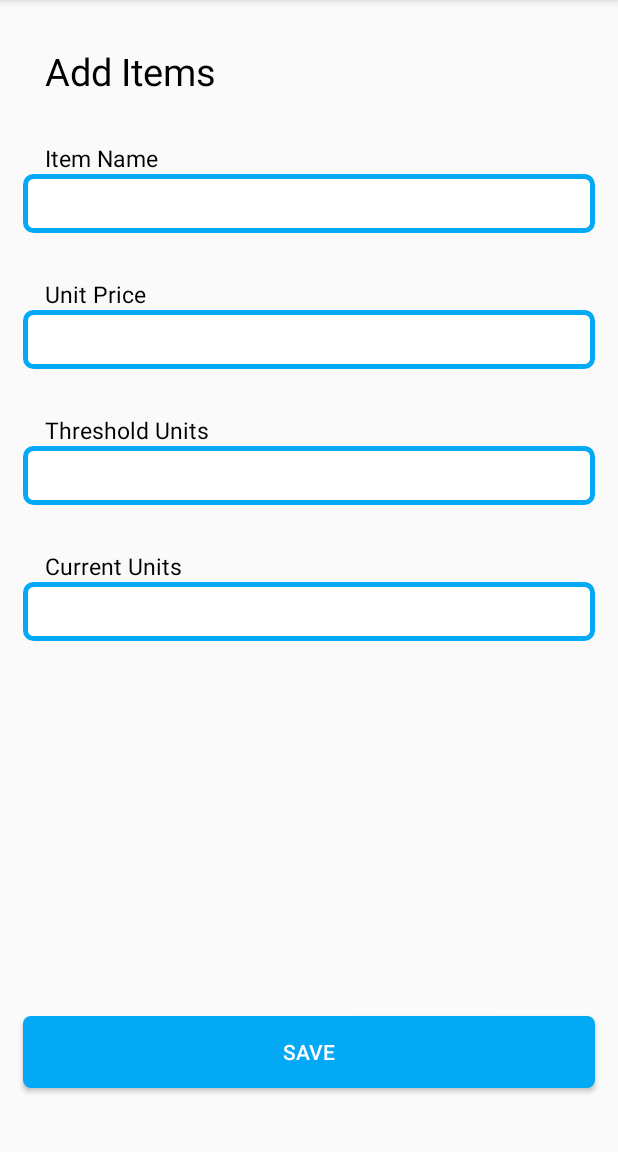
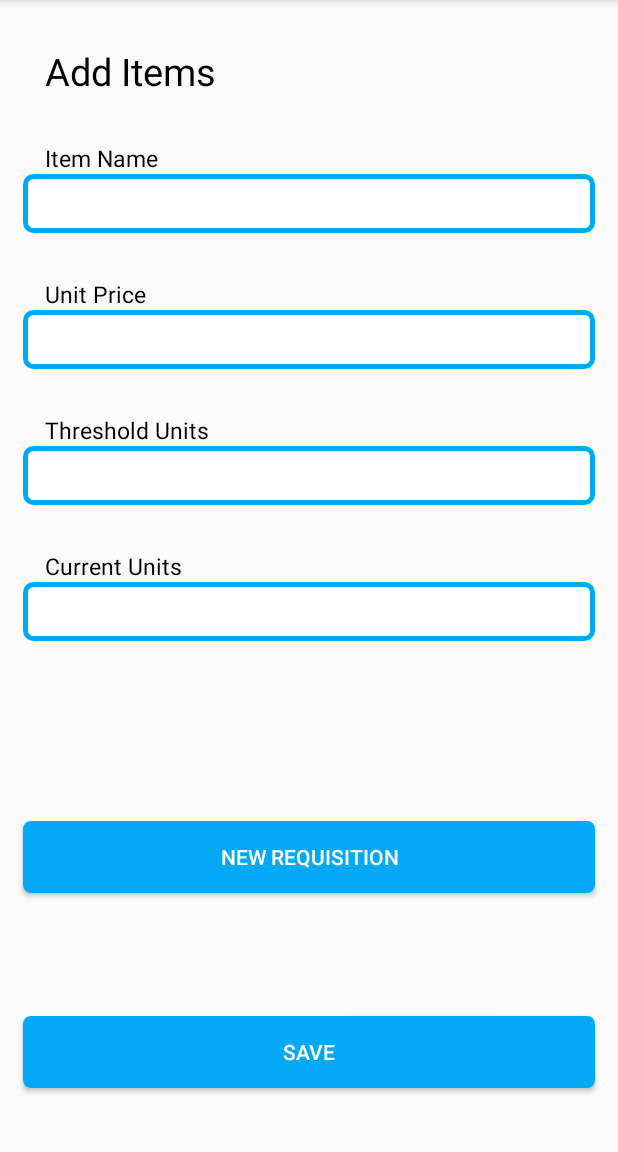
Before and after one commit to TharushiRachel/CSSE_MobileApp, an Android app: the AddItems screen opened directly, with no data from a screen before it, on a phone screen of 412 x 824 dp, the part 84-1236 px from its top. Run offline under Robolectric (Android 15) with nearby library versions, the phone set to English and light mode, and no system bars; our stand-ins replace Firebase (no records; nobody signed in at launch, a user with empty details on screens opened directly).

Commit message:
New Requsition Button created

```diff
--- a/app/build.gradle
+++ b/app/build.gradle
@@ -35,10 +35,12 @@ dependencies {
     implementation 'com.google.firebase:firebase-database:16.0.1'
     implementation 'com.google.firebase:firebase-analytics'
     implementation 'androidx.constraintlayout:constraintlayout:2.1.1'
+    implementation 'com.google.android.material:material:1.1.0'
     testImplementation 'junit:junit:4.12'
     testImplementation 'org.junit.jupiter:junit-jupiter:5.7.1'
     androidTestImplementation 'androidx.test.ext:junit:1.1.3'
     androidTestImplementation 'androidx.test.espresso:espresso-core:3.4.0'
+
 
 }
 
--- a/app/src/main/AndroidManifest.xml
+++ b/app/src/main/AndroidManifest.xml
@@ -9,7 +9,8 @@
         android:roundIcon="@mipmap/ic_launcher_round"
         android:supportsRtl="true"
         android:theme="@style/AppTheme">
-        <activity android:name=".AddOrder"></activity>
+        <activity android:name=".NewRequisition"></activity>
+        <activity android:name=".AddOrder" />
         <activity android:name=".AddItems" />
         <activity android:name=".OrderSummary" />
         <activity android:name=".VendorDetails" />
--- a/app/src/main/java/com/example/csse_mobileapp/AddItems.java
+++ b/app/src/main/java/com/example/csse_mobileapp/AddItems.java
@@ -25,7 +25,7 @@ import java.util.HashMap;
 public class AddItems extends AppCompatActivity {
 
     EditText itemName, unitPrice, thresholdUnits, currentUnits;
-    Button save;
+    Button save, newRequisition;
     private ProgressDialog loadingBar;
 
     @Override
@@ -38,6 +38,7 @@ public class AddItems extends AppCompatActivity {
         thresholdUnits = findViewById(R.id.thresholdUnit);
         currentUnits = findViewById(R.id.currentUnits);
         save = findViewById(R.id.saveItem);
+        newRequisition = (Button) findViewById(R.id.createRequisition);
         loadingBar = new ProgressDialog(this);
 
         save.setOnClickListener(new View.OnClickListener() {
--- a/app/src/main/res/layout/activity_add_items.xml
+++ b/app/src/main/res/layout/activity_add_items.xml
@@ -105,6 +105,20 @@
         />
 
     <Button
+        android:id="@+id/createRequisition"
+        android:layout_width="match_parent"
+        android:layout_height="wrap_content"
+        android:layout_below="@id/currentUnits"
+        android:layout_marginLeft="15dp"
+
+        android:layout_marginTop="120dp"
+        android:layout_marginRight="15dp"
+        android:background="@drawable/buttons"
+        android:padding="10dp"
+        android:text="New requisition"
+        android:textColor="#FFFFFF" />
+
+    <Button
         android:id="@+id/saveItem"
         android:layout_width="match_parent"
         android:layout_height="wrap_content"
```
